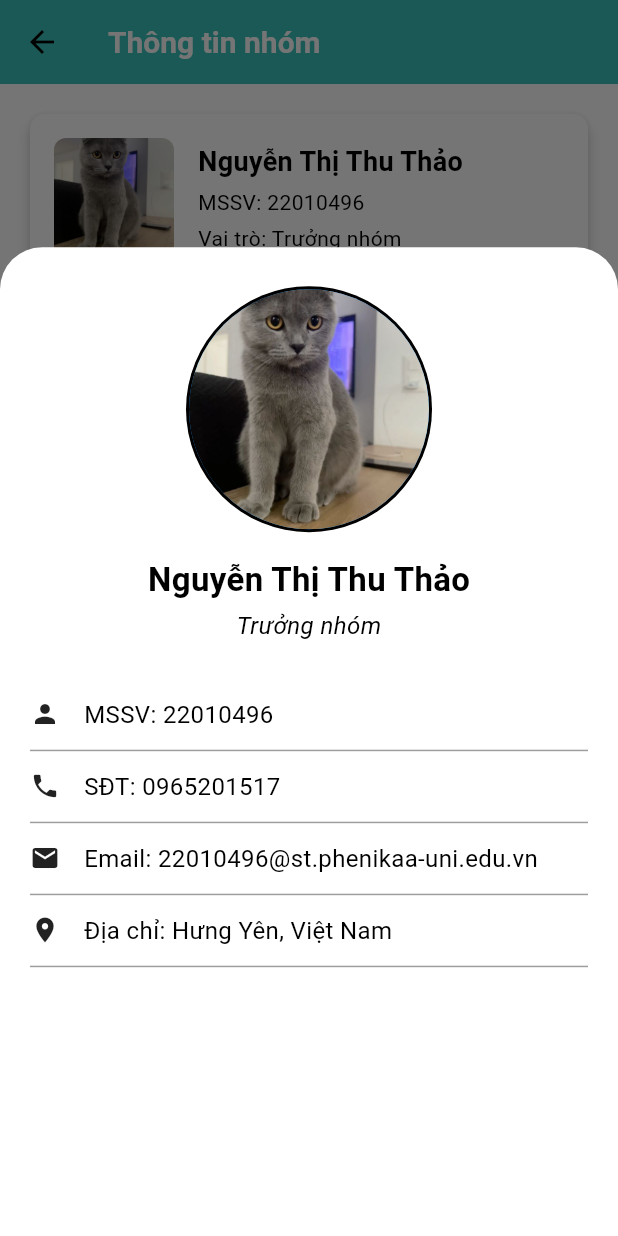
After one commit to Hoangviet04/2025_LTTBDD_N04_Nhom_ThaoViet, a Flutter app: the TeamInfoScreen screen opened directly, after a tap on "Nguyễn Thị Thu Thảo", on a phone screen of 412 x 824 dp. The commit adds this screen. Run offline on Flutter 3.47's test engine with Material 3 defaults, Android fonts, the phone set to English and light mode, and no system bars; our stand-ins replace firebase_core; accounts and stored records are empty.

Commit message:
update feature/team_profile

```diff
--- a/l10n/app_vi.arb
+++ b/l10n/app_vi.arb
@@ -4,8 +4,8 @@
   "bottomNavBarHome": "Trang chủ",
   "bottomNavBarDictionary": "Kho từ",
   "bottomNavBarActivity": "Hoạt động",
-  "bottomNavBarUser": "Thành viên",
-  "userScreenTitle": "Thông tin thành viên",
+  "bottomNavBarUser": "Người dùng",
+  "userScreenTitle": "Thông tài khoản",
   "userScreenStudentID": "MSSV",
   "userScreenRole": "Chức vụ",
   "home_seeMore": "Xem thêm",
@@ -33,5 +33,14 @@
   "home_startButton": "Bắt đầu",
   "home_reviewMessage": "Không có từ nào cần ôn tập hôm nay",
   "home_hotWordsToday": "Từ nóng hôm nay",
-  "home_error": "Lỗi tải dữ liệu"
+  "home_error": "Lỗi tải dữ liệu",
+  "teamInfo": "Thông tin nhóm",
+  "logout": "Đăng xuất",
+  "teamLead": "Trưởng nhóm",
+  "member": "Thành viên",
+  "studentId": "MSSV",
+  "role": "Vai trò",
+  "phoneNumber": "SĐT",
+  "email": "Email",
+  "address": "Địa chỉ"
 }
--- a/lib/l10n/app_localizations.dart
+++ b/lib/l10n/app_localizations.dart
@@ -259,6 +259,60 @@ abstract class AppLocalizations {
   /// In en, this message translates to:
   /// **'Error loading data'**
   String get home_error;
+
+  /// No description provided for @teamInfo.
+  ///
+  /// In en, this message translates to:
+  /// **'Team Info'**
+  String get teamInfo;
+
+  /// No description provided for @logout.
+  ///
+  /// In en, this message translates to:
+  /// **'Logout'**
+  String get logout;
+
+  /// No description provided for @teamLead.
+  ///
+  /// In en, this message translates to:
+  /// **'Team Lead'**
+  String get teamLead;
+
+  /// No description provided for @member.
+  ///
+  /// In en, this message translates to:
+  /// **'Member'**
+  String get member;
+
+  /// No description provided for @studentId.
+  ///
+  /// In en, this message translates to:
+  /// **'Student ID'**
+  String get studentId;
+
+  /// No description provided for @role.
+  ///
+  /// In en, this message translates to:
+  /// **'Role'**
+  String get role;
+
+  /// No description provided for @phoneNumber.
+  ///
+  /// In en, this message translates to:
+  /// **'Phone'**
+  String get phoneNumber;
+
+  /// No description provided for @email.
+  ///
+  /// In en, this message translates to:
+  /// **'Email'**
+  String get email;
+
+  /// No description provided for @address.
+  ///
+  /// In en, this message translates to:
+  /// **'Address'**
+  String get address;
 }
 
 class _AppLocalizationsDelegate
--- a/lib/l10n/app_localizations_vi.dart
+++ b/lib/l10n/app_localizations_vi.dart
@@ -21,10 +21,10 @@ class AppLocalizationsVi extends AppLocalizations {
   String get bottomNavBarActivity => 'Hoạt động';
 
   @override
-  String get bottomNavBarUser => 'Thành viên';
+  String get bottomNavBarUser => 'Người dùng';
 
   @override
-  String get userScreenTitle => 'Thông tin thành viên';
+  String get userScreenTitle => 'Thông tài khoản';
 
   @override
   String get userScreenStudentID => 'MSSV';
@@ -90,4 +90,31 @@ class AppLocalizationsVi extends AppLocalizations {
 
   @override
   String get home_error => 'Lỗi tải dữ liệu';
+
+  @override
+  String get teamInfo => 'Thông tin nhóm';
+
+  @override
+  String get logout => 'Đăng xuất';
+
+  @override
+  String get teamLead => 'Trưởng nhóm';
+
+  @override
+  String get member => 'Thành viên';
+
+  @override
+  String get studentId => 'MSSV';
+
+  @override
+  String get role => 'Vai trò';
+
+  @override
+  String get phoneNumber => 'SĐT';
+
+  @override
+  String get email => 'Email';
+
+  @override
+  String get address => 'Địa chỉ';
 }
--- /dev/null
+++ b/lib/screens/member_detail_screen.dart
@@ -0,0 +1,127 @@
+import 'package:flutter/material.dart';
+import 'package:vibeng/l10n/app_localizations.dart';
+
+class MemberDetailScreen extends StatelessWidget {
+  final String name;
+  final String imagePath;
+  final String studentId;
+  final String phone;
+  final String email;
+  final String address;
+  final String role;
+
+  const MemberDetailScreen({
+    super.key,
+    required this.name,
+    required this.imagePath,
+    required this.studentId,
+    required this.phone,
+    required this.email,
+    required this.address,
+    required this.role,
+  });
+
+  @override
+  Widget build(BuildContext context) {
+    return Container(
+      width: double.infinity,
+      padding: const EdgeInsets.all(10.0),
+      child: Column(
+        crossAxisAlignment:
+            CrossAxisAlignment.center,
+        children: [
+          const SizedBox(height: 16),
+          CircleAvatar(
+            radius: 82,
+            backgroundColor: Colors.black,
+            child: CircleAvatar(
+              radius: 80,
+              backgroundImage: AssetImage(
+                imagePath,
+              ),
+            ),
+          ),
+          const SizedBox(height: 16),
+          Text(
+            name,
+            style: const TextStyle(
+              fontSize: 22,
+              fontWeight: FontWeight.bold,
+            ),
+          ),
+          const SizedBox(height: 4),
+          Text(
+            role,
+            style: const TextStyle(
+              fontSize: 16,
+              fontStyle: FontStyle.italic,
+            ),
+          ),
+          const SizedBox(height: 24),
+          Padding(
+            padding: const EdgeInsets.symmetric(
+              horizontal: 10.0,
+            ),
+            child: Column(
+              children: [
+                _InfoRow(
+                  icon: Icons.person,
+                  text: '${AppLocalizations.of(context)!.studentId}: $studentId',
+                ),
+                _InfoRow(
+                  icon: Icons.phone,
+                  text: '${AppLocalizations.of(context)!.phoneNumber}: $phone',
+                ),
+                _InfoRow(
+                  icon: Icons.email,
+                  text: '${AppLocalizations.of(context)!.email}: $email',
+                ),
+                _InfoRow(
+                  icon: Icons.location_on,
+                  text: '${AppLocalizations.of(context)!.address}: $address',
+                ),
+              ],
+            ),
+          ),
+        ],
+      ),
+    );
+  }
+}
+
+class _InfoRow extends StatelessWidget {
+  final IconData icon;
+  final String text;
+
+  const _InfoRow({
+    required this.icon,
+    required this.text,
+  });
+
+  @override
+  Widget build(BuildContext context) {
+    return Container(
+      padding: const EdgeInsets.symmetric(
+        vertical: 12.0,
+      ),
+      decoration: const BoxDecoration(
+        border: Border(
+          bottom: BorderSide(
+            color: Colors.grey,
+            width: 1.0,
+          ),
+        ),
+      ),
+      child: Row(
+        children: [
+          Icon(icon, size: 20),
+          const SizedBox(width: 16),
+          Text(
+            text,
+            style: const TextStyle(fontSize: 16),
+          ),
+        ],
+      ),
+    );
+  }
+}
--- /dev/null
+++ b/lib/screens/team_info_screen.dart
@@ -0,0 +1,159 @@
+import 'package:flutter/material.dart';
+import 'package:vibeng/l10n/app_localizations.dart';
+import 'package:vibeng/screens/member_detail_screen.dart';
+
+class TeamInfoScreen extends StatelessWidget {
+  const TeamInfoScreen({super.key});
+
+  @override
+  Widget build(BuildContext context) {
+    return Scaffold(
+      appBar: AppBar(
+        title: Text(AppLocalizations.of(context)!.teamInfo),
+        backgroundColor: Theme.of(
+          context,
+        ).primaryColor,
+      ),
+      body: ListView(
+        padding: const EdgeInsets.all(16.0),
+        children: [
+          GestureDetector(
+            onTap: () {
+              showModalBottomSheet(
+                context: context,
+                isScrollControlled: true,
+                builder: (context) => Container(
+                  height:
+                      MediaQuery.of(
+                        context,
+                      ).size.height *
+                      0.8,
+                  child: MemberDetailScreen(
+                    name: 'Nguyễn Thị Thu Thảo',
+                    imagePath:
+                        'assets/imgs/cat1.jpg',
+                    studentId: '22010496',
+                    phone: '0965201517',
+                    email:
+                        '22010496@st.phenikaa-uni.edu.vn',
+                    address: 'Hưng Yên, Việt Nam',
+                    role: AppLocalizations.of(context)!.teamLead,
+                  ),
+                ),
+              );
+            },
+            child: MemberCard(
+              imagePath: 'assets/imgs/cat1.jpg',
+              name: 'Nguyễn Thị Thu Thảo',
+              studentId: '22010496',
+              role: AppLocalizations.of(context)!.teamLead,
+            ),
+          ),
+          const SizedBox(height: 16),
+          GestureDetector(
+            onTap: () {
+              showModalBottomSheet(
+                context: context,
+                isScrollControlled: true,
+                builder: (context) => Container(
+                  height:
+                      MediaQuery.of(
+                        context,
+                      ).size.height *
+                      0.8,
+                  child: MemberDetailScreen(
+                    name: 'Đinh Hoàng Việt',
+                    imagePath:
+                        'assets/imgs/cat2.jpg',
+                    studentId: '22010354',
+                    phone: '0396802204',
+                    email:
+                        '22010354@st.phenikaa-uni.edu.vn',
+                    address: 'Hà Nội, Việt Nam',
+                    role: AppLocalizations.of(context)!.member,
+                  ),
+                ),
+              );
+            },
+            child: MemberCard(
+              imagePath: 'assets/imgs/cat2.jpg',
+              name: 'Đinh Hoàng Việt',
+              studentId: '22010354',
+              role: AppLocalizations.of(context)!.member,
+            ),
+          ),
+        ],
+      ),
+    );
+  }
+}
+
+class MemberCard extends StatelessWidget {
+  final String imagePath;
+  final String name;
+  final String studentId;
+  final String role;
+
+  const MemberCard({
+    super.key,
+    required this.imagePath,
+    required this.name,
+    required this.studentId,
+    required this.role,
+  });
+
+  @override
+  Widget build(BuildContext context) {
+    return Card(
+      elevation: 4,
+      shape: RoundedRectangleBorder(
+        borderRadius: BorderRadius.circular(10),
+      ),
+      child: Padding(
+        padding: const EdgeInsets.all(16.0),
+        child: Row(
+          children: [
+            ClipRRect(
+              borderRadius: BorderRadius.circular(
+                8.0,
+              ),
+              child: Image.asset(
+                imagePath,
+                width: 80,
+                height: 80,
+                fit: BoxFit.cover,
+                errorBuilder:
+                    (context, error, stackTrace) {
+                      return const Icon(
+                        Icons.person,
+                        size: 80,
+                      );
+                    },
+              ),
+            ),
+            const SizedBox(width: 16),
+            Expanded(
+              child: Column(
+                crossAxisAlignment:
+                    CrossAxisAlignment.start,
+                children: [
+                  Text(
+                    name,
+                    style: const TextStyle(
+                      fontSize: 18,
+                      fontWeight: FontWeight.bold,
+                    ),
+                  ),
+                  const SizedBox(height: 4),
+                  Text('${AppLocalizations.of(context)!.studentId}: $studentId'),
+                  const SizedBox(height: 4),
+                  Text('${AppLocalizations.of(context)!.role}: $role'),
+                ],
+              ),
+            ),
+          ],
+        ),
+      ),
+    );
+  }
+}
```
Also changed, not shown: l10n/app_en.arb (+10 -1 lines), lib/l10n/app_localizations_en.dart (+27 -0 lines), lib/screens/user_screen.dart (+123 -83 lines), lib/theme.dart (+32 -10 lines), 1 other file.
